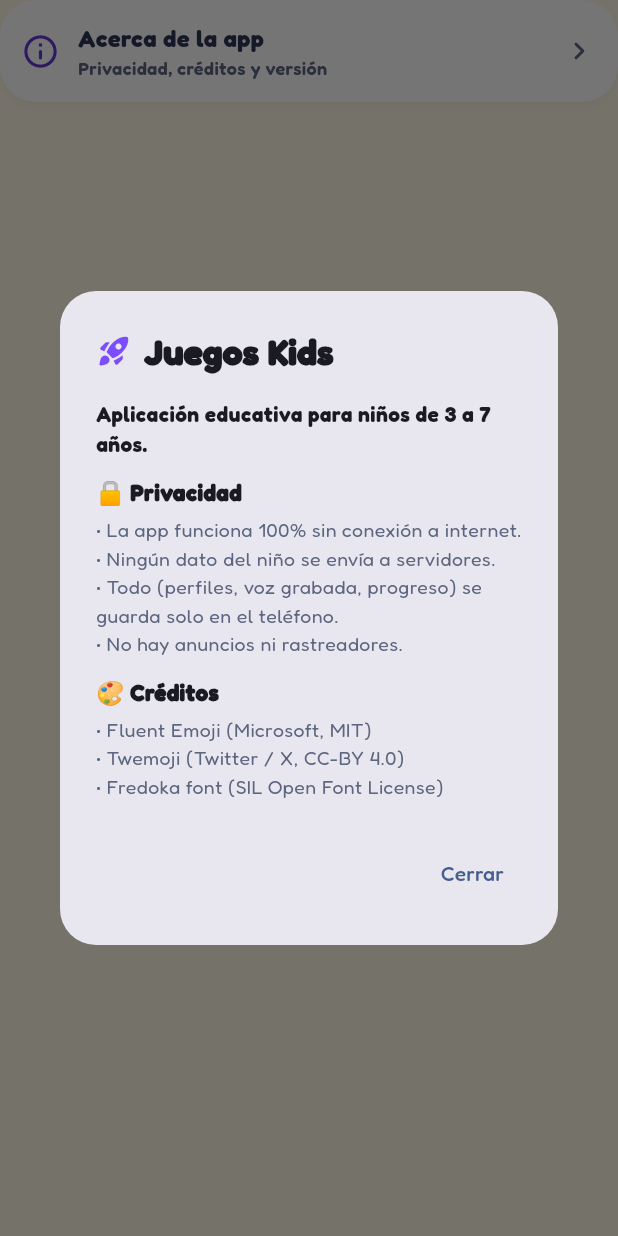
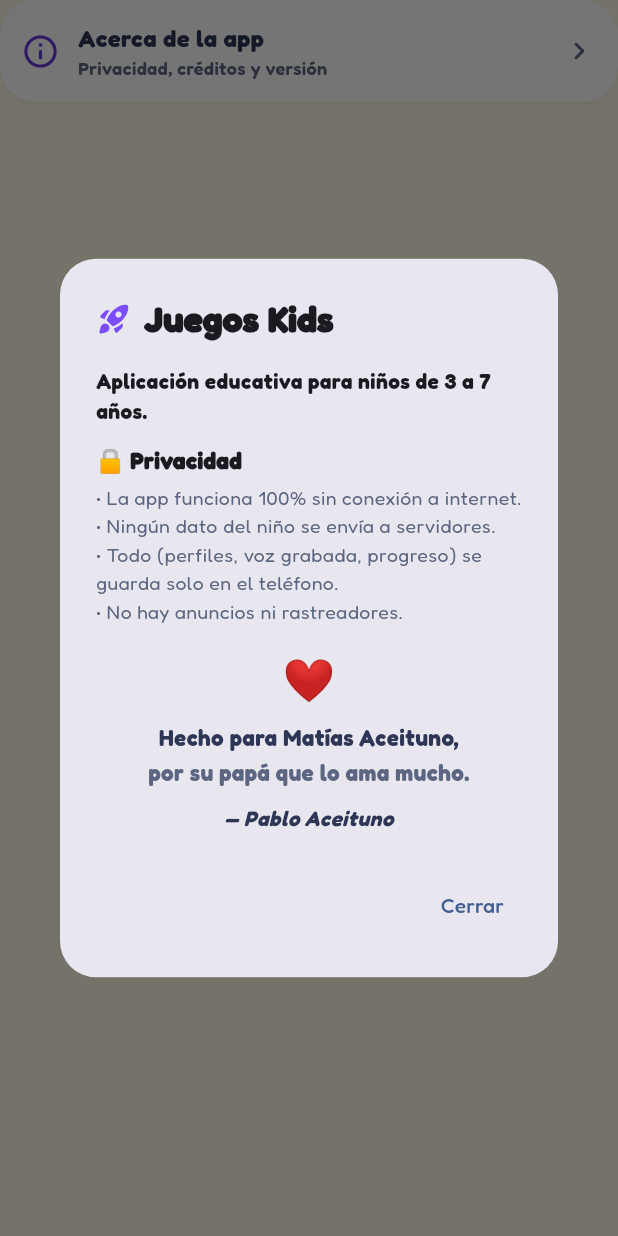
Before and after one commit to DeathPaul1125/Mati, a Flutter app: the _BotonAcercaDe widget shown alone on an empty page, opened directly, after a tap on "Acerca de la app", on a phone screen of 412 x 824 dp. Run offline on Flutter 3.47's test engine with Material 3 defaults, Android fonts, the phone set to English and light mode, and no system bars; our stand-ins replace audioplayers, flutter_svg, flutter_tts, shared_preferences; missing offline and left inert: record; accounts and stored records are empty.

Commit message:
feat: update 'Acerca de' section with personalized message and improved layout

```diff
--- a/lib/screens/zona_padres_screen.dart
+++ b/lib/screens/zona_padres_screen.dart
@@ -1145,23 +1145,52 @@ class _BotonAcercaDe extends StatelessWidget {
                     fontSize: 13,
                     color: KidsColors.textoSuave),
               ),
-              SizedBox(height: 12),
-              Text(
-                '🎨 Créditos',
-                style: TextStyle(
+              SizedBox(height: 16),
+              Center(
+                child: Text(
+                  '❤',
+                  style: TextStyle(fontSize: 28),
+                ),
+              ),
+              SizedBox(height: 8),
+              Center(
+                child: Text(
+                  'Hecho para Matías Aceituno,',
+                  textAlign: TextAlign.center,
+                  style: TextStyle(
                     fontFamily: kFuente,
-                    fontWeight: FontWeight.w900,
-                    fontSize: 15),
+                    fontSize: 15,
+                    fontWeight: FontWeight.w800,
+                    color: KidsColors.texto,
+                  ),
+                ),
               ),
-              SizedBox(height: 4),
-              Text(
-                '• Fluent Emoji (Microsoft, MIT)\n'
-                '• Twemoji (Twitter / X, CC-BY 4.0)\n'
-                '• Fredoka font (SIL Open Font License)',
-                style: TextStyle(
+              SizedBox(height: 2),
+              Center(
+                child: Text(
+                  'por su papá que lo ama mucho.',
+                  textAlign: TextAlign.center,
+                  style: TextStyle(
                     fontFamily: kFuente,
-                    fontSize: 13,
-                    color: KidsColors.textoSuave),
+                    fontSize: 15,
+                    fontWeight: FontWeight.w700,
+                    color: KidsColors.textoSuave,
+                  ),
+                ),
+              ),
+              SizedBox(height: 10),
+              Center(
+                child: Text(
+                  '— Pablo Aceituno',
+                  textAlign: TextAlign.center,
+                  style: TextStyle(
+                    fontFamily: kFuente,
+                    fontSize: 14,
+                    fontStyle: FontStyle.italic,
+                    fontWeight: FontWeight.w700,
+                    color: KidsColors.texto,
+                  ),
+                ),
               ),
             ],
           ),
```
